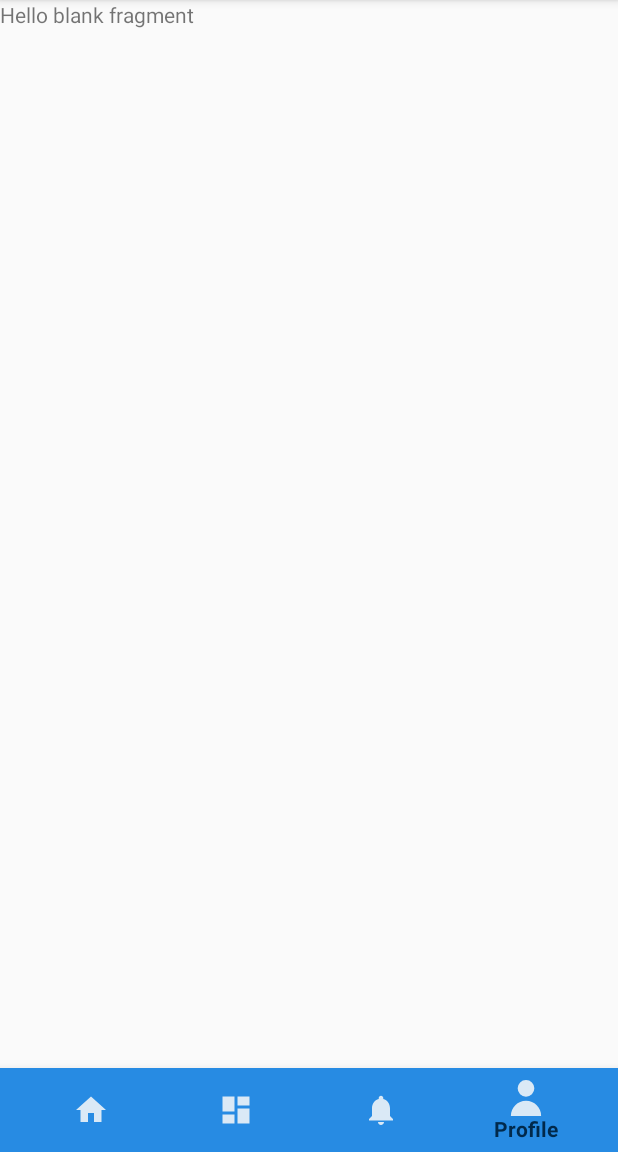
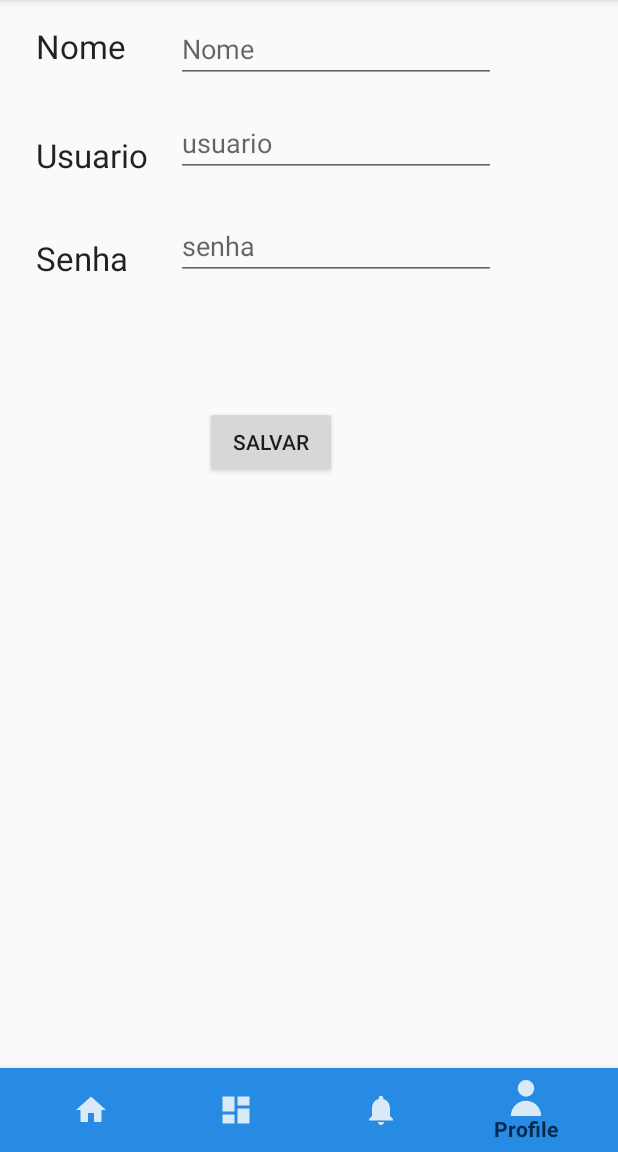
Before and after one commit to dagelf/AndroidMikro, an Android app: the screen it shows after launch once a user with an empty profile is signed in (MainActivity), item 4 of the bottom bar chosen, on a phone screen of 412 x 824 dp, the part 84-1236 px from its top. Run offline under Robolectric (Android 15) with nearby library versions, the phone set to English and light mode, and no system bars; our stand-ins replace Firebase (no records; nobody signed in at launch, a user with empty details on screens opened directly).

Commit message:
chamada da users

```diff
--- a/htools/app/src/main/java/net/simplifiedcoding/newHtools/users.java
+++ b/htools/app/src/main/java/net/simplifiedcoding/newHtools/users.java
@@ -17,10 +17,7 @@ public class users extends Fragment {
     @Nullable
     @Override
     public View onCreateView(LayoutInflater inflater, @Nullable ViewGroup container, @Nullable Bundle savedInstanceState) {
-        //just change the fragment_dashboard
-        //with the fragment you want to inflate
-        //like if the class is HomeFragment it should have R.layout.home_fragment
-        //if it is DashboardFragment it should have R.layout.fragment_dashboard
+
         return inflater.inflate(R.layout.fragment_users, null);
     }
 }
--- a/htools/app/src/main/res/layout/fragment_profile.xml
+++ b/htools/app/src/main/res/layout/fragment_profile.xml
@@ -17,7 +17,7 @@
         android:textAppearance="@style/Base.TextAppearance.AppCompat.Large" />
 
     <EditText
-        android:id="@+id/editText"
+        android:id="@+id/cadEmail"
         android:layout_width="wrap_content"
         android:layout_height="wrap_content"
         android:layout_alignBottom="@+id/textView"
--- a/htools/app/src/main/res/layout/fragment_users.xml
+++ b/htools/app/src/main/res/layout/fragment_users.xml
@@ -1,13 +1,91 @@
-<FrameLayout xmlns:android="http://schemas.android.com/apk/res/android"
-    xmlns:tools="http://schemas.android.com/tools"
+<?xml version="1.0" encoding="utf-8"?>
+<RelativeLayout xmlns:android="http://schemas.android.com/apk/res/android"
     android:layout_width="match_parent"
-    android:layout_height="match_parent"
-    tools:context="net.simplifiedcoding.newHtools.users">
+    android:layout_height="match_parent">
 
-    <!-- TODO: Update blank fragment layout -->
     <TextView
-        android:layout_width="match_parent"
-        android:layout_height="match_parent"
-        android:text="@string/hello_blank_fragment" />
+        android:id="@+id/textView4"
+        android:layout_width="wrap_content"
+        android:layout_height="wrap_content"
+        android:layout_alignBottom="@+id/cadSenha"
+        android:layout_alignLeft="@+id/textView5"
+        android:layout_alignStart="@+id/textView5"
+        android:text="Senha"
+        android:textAppearance="@style/Base.TextAppearance.AppCompat.Large" />
 
-</FrameLayout>
+    <TextView
+        android:id="@+id/textView5"
+        android:layout_width="wrap_content"
+        android:layout_height="wrap_content"
+        android:layout_alignBottom="@+id/cadEmail"
+        android:layout_alignLeft="@+id/textView"
+        android:layout_alignStart="@+id/textView"
+        android:text="Usuario"
+        android:textAppearance="@style/Base.TextAppearance.AppCompat.Large" />
+
+    <EditText
+        android:id="@+id/cadSenha"
+        android:layout_width="wrap_content"
+        android:layout_height="wrap_content"
+        android:layout_alignLeft="@+id/cadEmail"
+        android:layout_alignStart="@+id/cadEmail"
+        android:layout_below="@+id/cadNome"
+        android:layout_marginTop="86dp"
+        android:ems="10"
+        android:hint="senha"
+        android:inputType="textPassword" />
+
+    <TextView
+        android:id="@+id/textView"
+        android:layout_width="wrap_content"
+        android:layout_height="wrap_content"
+        android:layout_alignParentLeft="true"
+        android:layout_alignParentStart="true"
+        android:layout_alignParentTop="true"
+        android:layout_marginLeft="24dp"
+        android:layout_marginStart="24dp"
+        android:layout_marginTop="16dp"
+        android:text="Nome"
+        android:textAppearance="@style/Base.TextAppearance.AppCompat.Large" />
+
+    <EditText
+        android:id="@+id/cadEmail"
+        android:layout_width="wrap_content"
+        android:layout_height="wrap_content"
+        android:layout_alignLeft="@+id/cadNome"
+        android:layout_alignStart="@+id/cadNome"
+        android:layout_below="@+id/cadNome"
+        android:layout_marginTop="17dp"
+        android:ems="10"
+        android:hint="usuario"
+        android:inputType="textPersonName" />
+
+    <EditText
+        android:id="@+id/cadNome"
+        android:layout_width="wrap_content"
+        android:layout_height="wrap_content"
+        android:layout_alignBaseline="@+id/textView"
+        android:layout_alignBottom="@+id/textView"
+        android:layout_marginLeft="33dp"
+        android:layout_marginStart="33dp"
+        android:layout_toEndOf="@+id/textView"
+        android:layout_toRightOf="@+id/textView"
+        android:ems="10"
+        android:hint="Nome"
+        android:inputType="textPassword" />
+
+
+    <Button
+        android:id="@+id/btnSalvar"
+        android:layout_width="wrap_content"
+        android:layout_height="wrap_content"
+        android:layout_alignLeft="@+id/cadSenha"
+        android:layout_alignStart="@+id/cadSenha"
+        android:layout_below="@+id/cadSenha"
+        android:layout_marginLeft="19dp"
+        android:layout_marginStart="19dp"
+        android:layout_marginTop="84dp"
+        android:onClick="salvar"
+        android:text="Salvar" />
+
+</RelativeLayout>
```
Also changed, not shown: app/src/main/res/bg.png (added).
